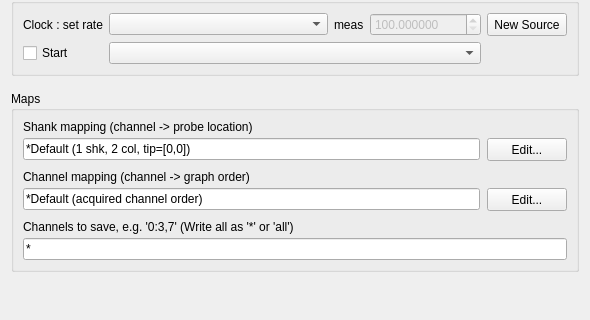
This is Forms/NITab.ui in billkarsh/SpikeGLX as Qt 5 draws it before an edit; both pictures show x 0 to 590 and y 379 to 699 of the 590 by 699 pixel window. The edited form follows.
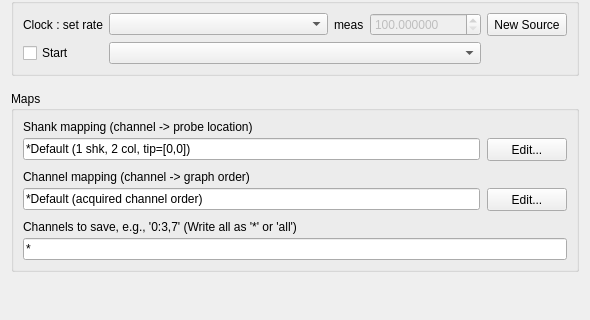
This is the edited form.

The edit to the form file:
```diff
--- a/Forms/NITab.ui
+++ b/Forms/NITab.ui
@@ -940,7 +940,7 @@
         <item>
          <widget class="QLabel" name="label">
           <property name="text">
-           <string>Channels to save, e.g. '0:3,7' (Write all as '*' or 'all')</string>
+           <string>Channels to save, e.g., '0:3,7' (Write all as '*' or 'all')</string>
           </property>
          </widget>
         </item>
```
